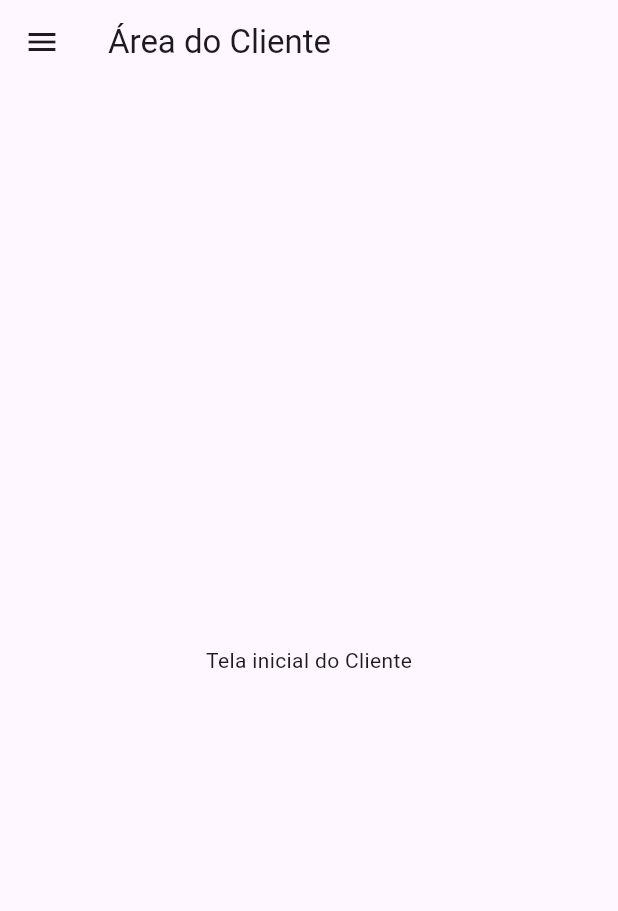
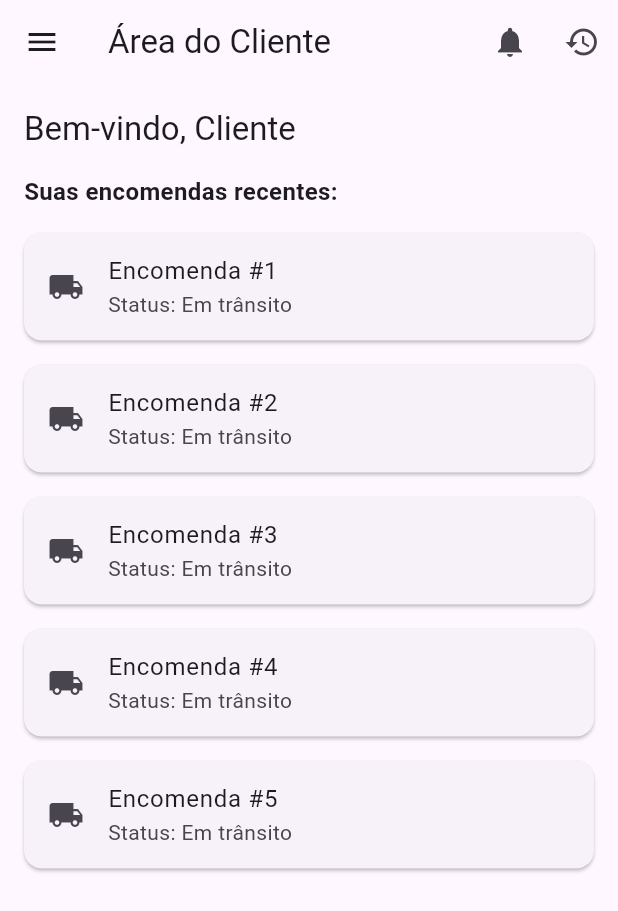
Before and after one commit to PedroTalmaToledo/LAB-MOBILE, a Flutter app: the ClienteHomePage screen opened by its route, on a phone screen of 412 x 824 dp. Shown: the top 911 px of the screen. Run offline on Flutter 3.47's test engine with Material 3 defaults, Android fonts, the phone set to English and light mode, and no system bars; our stand-ins replace shared_preferences; accounts and stored records are empty.

Commit message:
feat - homepage cliente

```diff
--- a/karona/lib/pages/cliente_home_page.dart
+++ b/karona/lib/pages/cliente_home_page.dart
@@ -1,9 +1,8 @@
 import 'package:flutter/material.dart';
 import 'package:shared_preferences/shared_preferences.dart';
-import 'login_page.dart';
 import 'package:provider/provider.dart';
 import '../services/theme_provider.dart';
-import 'package:karona/services/theme_provider.dart';
+import 'login_page.dart';
 
 class ClienteHomePage extends StatefulWidget {
   const ClienteHomePage({super.key});
@@ -13,59 +12,74 @@ class ClienteHomePage extends StatefulWidget {
 }
 
 class _ClienteHomePageState extends State<ClienteHomePage> {
-  String _username = '';
+  String _username = 'Cliente';
 
   @override
   void initState() {
     super.initState();
-    _loadUsername();
+    // TODO: Carregar username via SharedPreferences ou API
   }
 
-  Future<void> _loadUsername() async {
+  void _logout() async {
     final prefs = await SharedPreferences.getInstance();
-    setState(() {
-      _username = prefs.getString('username') ?? 'Cliente';
-    });
-  }
-
-  Future<void> _logout() async {
-    final prefs = await SharedPreferences.getInstance();
-    await prefs.setBool('isLoggedIn', false);
-    if (context.mounted) {
-      Navigator.pushReplacement(
-        context,
-        MaterialPageRoute(builder: (_) => const LoginPage()),
-      );
-    }
+    await prefs.clear();
+    Navigator.of(context).pushReplacement(
+      MaterialPageRoute(builder: (_) => const LoginPage()),
+    );
   }
 
   @override
   Widget build(BuildContext context) {
+    final themeProvider = Provider.of<ThemeProvider>(context);
+    final isDark = themeProvider.themeMode == ThemeMode.dark;
+
     return Scaffold(
-      appBar: AppBar(title: const Text('Área do Cliente')),
+      appBar: AppBar(
+        title: const Text('Área do Cliente'),
+        actions: [
+          IconButton(
+            icon: const Icon(Icons.notifications),
+            onPressed: () {
+              // TODO: Exibir notificações
+            },
+          ),
+          IconButton(
+            icon: const Icon(Icons.history),
+            onPressed: () {
+              // TODO: Navegar para histórico de pedidos
+            },
+          ),
+        ],
+      ),
       drawer: Drawer(
         child: ListView(
+          padding: EdgeInsets.zero,
           children: [
-            UserAccountsDrawerHeader(
-              accountName: Text('Bem-vindo, $_username'),
-              accountEmail: const Text(''),
-              currentAccountPicture: const CircleAvatar(
-                child: Icon(Icons.person),
+            DrawerHeader(
+              decoration: BoxDecoration(
+                color: Theme.of(context).colorScheme.primary,
+              ),
+              child: Text(
+                'Olá, $_username',
+                style: const TextStyle(color: Colors.white, fontSize: 18),
               ),
             ),
             SwitchListTile(
+              title: const Text('Tema escuro'),
+              value: isDark,
+              onChanged: (value) {
+                themeProvider.toggleTheme(value);
+              },
               secondary: const Icon(Icons.brightness_6),
-              title: const Text('Tema Escuro'),
-              value:
-                  Provider.of<ThemeProvider>(context).themeMode ==
-                  ThemeMode.dark,
-              onChanged: (value) {
-                Provider.of<ThemeProvider>(
-                  context,
-                  listen: false,
-                ).toggleTheme(value);
+            ),
+            ListTile(
+              leading: const Icon(Icons.settings),
+              title: const Text('Configurações'),
+              onTap: () {
+                // TODO: Navegar para configurações
               },
             ),
+            const Divider(),
             ListTile(
               leading: const Icon(Icons.logout),
               title: const Text('Sair'),
@@ -74,7 +88,42 @@ class _ClienteHomePageState extends State<ClienteHomePage> {
           ],
         ),
       ),
-      body: const Center(child: Text('Tela inicial do Cliente')),
+      body: Padding(
+        padding: const EdgeInsets.all(16.0),
+        child: Column(
+          crossAxisAlignment: CrossAxisAlignment.start,
+          children: [
+            Text(
+              'Bem-vindo, $_username',
+              style: Theme.of(context).textTheme.titleLarge,
+            ),
+            const SizedBox(height: 16),
+            const Text(
+              'Suas encomendas recentes:',
+              style: TextStyle(fontSize: 16, fontWeight: FontWeight.bold),
+            ),
+            const SizedBox(height: 8),
+            Expanded(
+              child: ListView.builder(
+                itemCount: 5, // placeholder
+                itemBuilder: (context, index) {
+                  return Card(
+                    margin: const EdgeInsets.symmetric(vertical: 8),
+                    child: ListTile(
+                      leading: const Icon(Icons.local_shipping),
+                      title: Text('Encomenda #${index + 1}'),
+                      subtitle: const Text('Status: Em trânsito'),
+                      onTap: () {
+                        // TODO: Detalhes da encomenda
+                      },
+                    ),
+                  );
+                },
+              ),
+            ),
+          ],
+        ),
+      ),
     );
   }
 }
```
